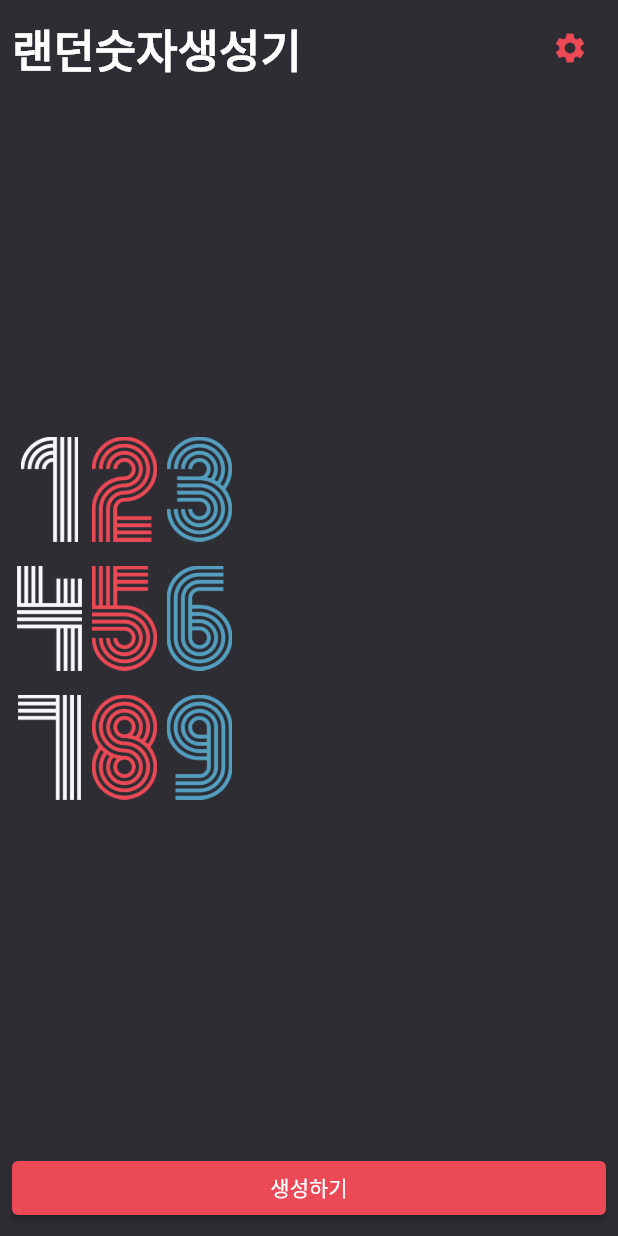
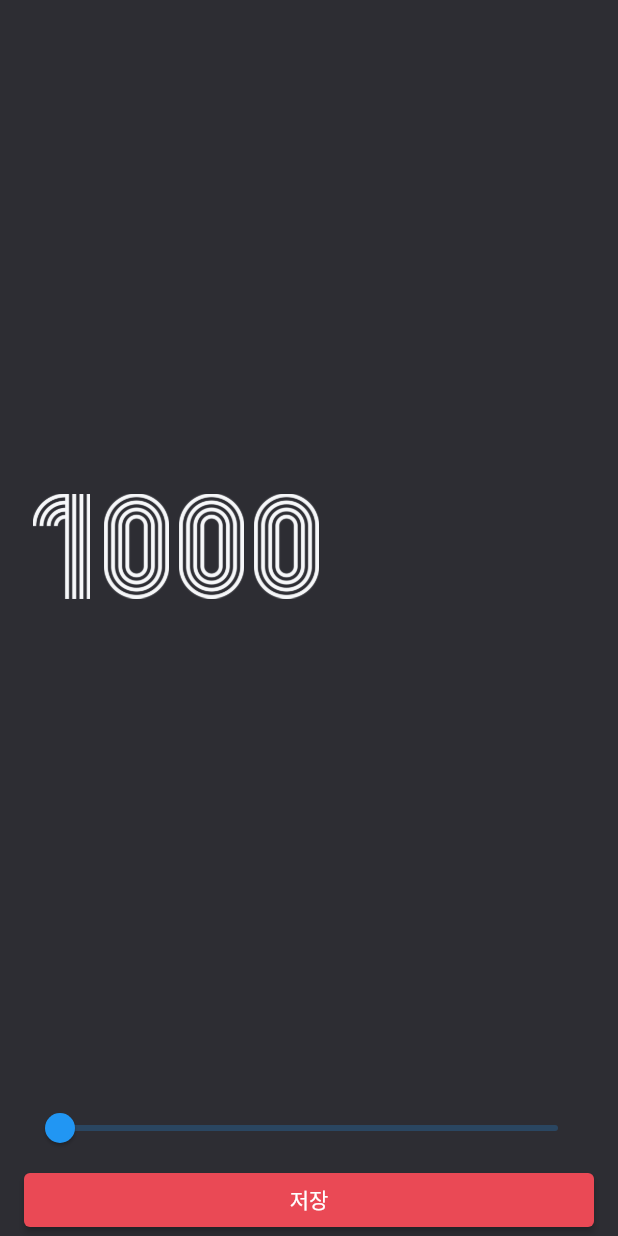
Before and after one commit to pumpkinsoft88/flutter_random_number_generator, a Flutter app: the screen it shows after launch, after a tap on the "settings" icon, on a phone screen of 412 x 824 dp. Run offline on Flutter 3.47's test engine with Material 2 defaults, Android fonts, the phone set to English and light mode, and no system bars.

Commit message:
3rd  commit

```diff
--- a/lib/screen/home_screen.dart
+++ b/lib/screen/home_screen.dart
@@ -2,6 +2,7 @@ import 'dart:math';
 
 import 'package:flutter/material.dart';
 import 'package:random_number_generator/constant/color.dart';
+import 'package:random_number_generator/screen/settings_screen.dart';
 
 class HomeScreen extends StatefulWidget {
   const HomeScreen({Key? key}) : super(key: key);
@@ -11,6 +12,7 @@ class HomeScreen extends StatefulWidget {
 }
 
 class _HomeScreenState extends State<HomeScreen> {
+  int maxNumber = 1000;
   List<int> randomNumbers = [
     123,
     456,
@@ -27,7 +29,7 @@ class _HomeScreenState extends State<HomeScreen> {
             child: Column(
               crossAxisAlignment: CrossAxisAlignment.start,
               children: [
-                _Header(),
+                _Header(onPressed: onSettingsPop,),
                 _Body(
                   randomNumbers: randomNumbers,
                 ),
@@ -38,13 +40,30 @@ class _HomeScreenState extends State<HomeScreen> {
         ));
   }
 
-  void onRandomNumberGenerate(){
+  void onSettingsPop() async {
+      final int? result = await Navigator.of(context).push<int>(
+        MaterialPageRoute(
+          builder: (BuildContext context) {
+            return SettingsScreen();
+          },
+        ),
+      );
+
+      if(result != null) {
+        setState(() {
+          maxNumber = result;
+        });
+      }
+
+    }
+
+  void onRandomNumberGenerate() {
     final rand = Random();
 
     final Set<int> newNumbers = {};
 
     while (newNumbers.length != 3) {
-        final number = rand.nextInt(10000);
+      final number = rand.nextInt(maxNumber);
 
       newNumbers.add(number);
     }
@@ -55,9 +74,10 @@ class _HomeScreenState extends State<HomeScreen> {
   }
 }
 
+class _Header extends StatelessWidget {
+  final VoidCallback onPressed;
 
-class _Header extends StatelessWidget {
-  const _Header({Key? key}) : super(key: key);
+  const _Header({required this.onPressed, Key? key}) : super(key: key);
 
   @override
   Widget build(BuildContext context) {
@@ -73,7 +93,7 @@ class _Header extends StatelessWidget {
           ),
         ),
         IconButton(
-          onPressed: () {},
+          onPressed: onPressed,
           icon: Icon(
             Icons.settings,
             color: RED_COLOR,
@@ -86,6 +106,7 @@ class _Header extends StatelessWidget {
 
 class _Body extends StatelessWidget {
   final List<int> randomNumbers;
+
   const _Body({Key? key, required this.randomNumbers}) : super(key: key);
 
   @override
@@ -116,7 +137,6 @@ class _Body extends StatelessWidget {
   }
 }
 
-
 class _Footer extends StatelessWidget {
   final VoidCallback onPressed;
 
@@ -124,7 +144,7 @@ class _Footer extends StatelessWidget {
 
   @override
   Widget build(BuildContext context) {
-    return  SizedBox(
+    return SizedBox(
         width: double.infinity,
         child: ElevatedButton(
           style: ElevatedButton.styleFrom(primary: RED_COLOR),
--- /dev/null
+++ b/lib/screen/settings_screen.dart
@@ -0,0 +1,61 @@
+import 'package:flutter/material.dart';
+import 'package:random_number_generator/constant/color.dart';
+
+class SettingsScreen extends StatefulWidget {
+  const SettingsScreen({Key? key}) : super(key: key);
+
+  @override
+  State<SettingsScreen> createState() => _SettingsScreenState();
+}
+
+class _SettingsScreenState extends State<SettingsScreen> {
+  double maxNumber = 1000;
+
+  @override
+  Widget build(BuildContext context) {
+    return Scaffold(
+        backgroundColor: PRIMARY_COLOR,
+        body: SafeArea(
+          child: Padding(
+            padding: EdgeInsets.symmetric(horizontal: 16.0),
+            child: Column(
+              crossAxisAlignment: CrossAxisAlignment.stretch,
+              children: [
+                Expanded(
+                  child: Row(
+                    children: maxNumber.toInt()
+                        .toString()
+                        .split('')
+                        .map(
+                          (e) => Image.asset(
+                            'asset/img/$e.png',
+                            width: 50.0,
+                            height: 70.0,
+                          ),
+                        )
+                        .toList(),
+                  ),
+                ),
+                Slider(
+                  value: maxNumber,
+                  min: 1000,
+                  max: 100000,
+                  onChanged: (double val) {
+                    setState(() {
+                      maxNumber = val;
+                    });
+                  },
+                ),
+                ElevatedButton(
+                  onPressed: () {
+                    Navigator.of(context).pop(maxNumber.toInt());
+                  },
+                  style: ElevatedButton.styleFrom(primary: RED_COLOR),
+                  child: Text('저장'),
+                )
+              ],
+            ),
+          ),
+        ));
+  }
+}
```
Lines whose indentation alone changed are shown as unchanged.
